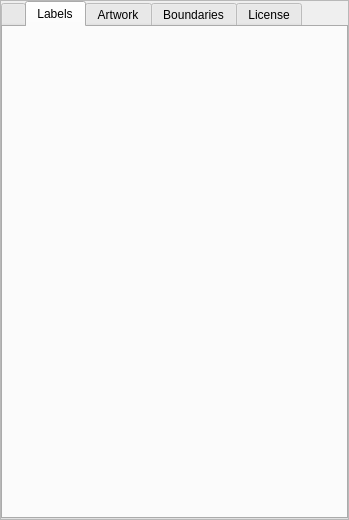
Old version of the form plugins/SkyCultureMaker/src/gui/scmEditorDialog.ui in the repository Integer-Ctrl/stellarium.
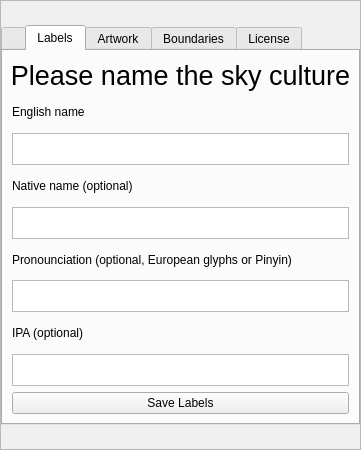
New version of the form. The open tabs and pages were chosen to show the change. Icons and pictures are not drawn. Custom widgets are drawn as their Qt base class.

Commit message: add labels dialogue

What changed in the file:
```diff
--- a/plugins/SkyCultureMaker/src/gui/scmEditorDialog.ui
+++ b/plugins/SkyCultureMaker/src/gui/scmEditorDialog.ui
@@ -6,10 +6,22 @@
    <rect>
     <x>0</x>
     <y>0</y>
-    <width>349</width>
-    <height>520</height>
+    <width>361</width>
+    <height>450</height>
    </rect>
   </property>
+  <property name="minimumSize">
+   <size>
+    <width>360</width>
+    <height>450</height>
+   </size>
+  </property>
+  <property name="maximumSize">
+   <size>
+    <width>1000000</width>
+    <height>999999</height>
+   </size>
+  </property>
   <property name="styleSheet">
    <string notr="true"/>
   </property>
@@ -65,6 +77,12 @@
       </property>
       <item row="0" column="0">
        <widget class="QTabWidget" name="tabs">
+        <property name="maximumSize">
+         <size>
+          <width>16777215</width>
+          <height>400</height>
+         </size>
+        </property>
         <property name="currentIndex">
          <number>2</number>
         </property>
@@ -88,6 +106,98 @@
          <attribute name="title">
           <string>Labels</string>
          </attribute>
+         <layout class="QVBoxLayout" name="verticalLayout_2">
+          <item>
+           <widget class="QLabel" name="labelsTitle">
+            <property name="font">
+             <font>
+              <pointsize>20</pointsize>
+             </font>
+            </property>
+            <property name="text">
+             <string>Please name the sky culture</string>
+            </property>
+            <property name="alignment">
+             <set>Qt::AlignCenter</set>
+            </property>
+           </widget>
+          </item>
+          <item>
+           <widget class="QLabel" name="enNameLbl">
+            <property name="text">
+             <string>English name</string>
+            </property>
+           </widget>
+          </item>
+          <item>
+           <widget class="QTextEdit" name="enNameTE">
+            <property name="maximumSize">
+             <size>
+              <width>16777215</width>
+              <height>32</height>
+             </size>
+            </property>
+           </widget>
+          </item>
+          <item>
+           <widget class="QLabel" name="natNameLbl">
+            <property name="text">
+             <string>Native name (optional)</string>
+            </property>
+           </widget>
+          </item>
+          <item>
+           <widget class="QTextEdit" name="natNameTE">
+            <property name="maximumSize">
+             <size>
+              <width>16777215</width>
+              <height>32</height>
+             </size>
+            </property>
+           </widget>
+          </item>
+          <item>
+           <widget class="QLabel" name="pronounceLbl">
+            <property name="text">
+             <string>Pronounciation (optional, European glyphs or Pinyin)</string>
+            </property>
+           </widget>
+          </item>
+          <item>
+           <widget class="QTextEdit" name="pronounceTE">
+            <property name="maximumSize">
+             <size>
+              <width>16777215</width>
+              <height>32</height>
+             </size>
+            </property>
+           </widget>
+          </item>
+          <item>
+           <widget class="QLabel" name="ipaLbl">
+            <property name="text">
+             <string>IPA (optional)</string>
+            </property>
+           </widget>
+          </item>
+          <item>
+           <widget class="QTextEdit" name="ipaTE">
+            <property name="maximumSize">
+             <size>
+              <width>16777215</width>
+              <height>32</height>
+             </size>
+            </property>
+           </widget>
+          </item>
+          <item>
+           <widget class="QPushButton" name="saveLabelsBtn">
+            <property name="text">
+             <string>Save Labels</string>
+            </property>
+           </widget>
+          </item>
+         </layout>
         </widget>
         <widget class="QWidget" name="Artwork">
          <attribute name="title">
```
Left out of the diff: 2 changed lines with no effect on the pictures. The commit also changes 3 other files.
